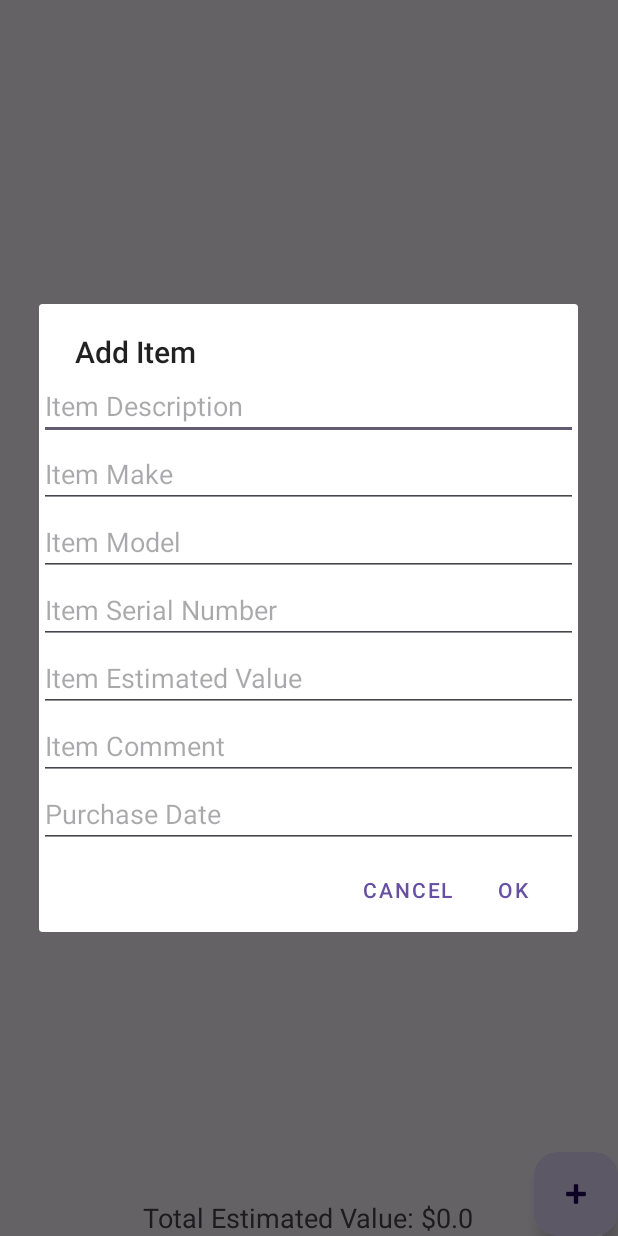
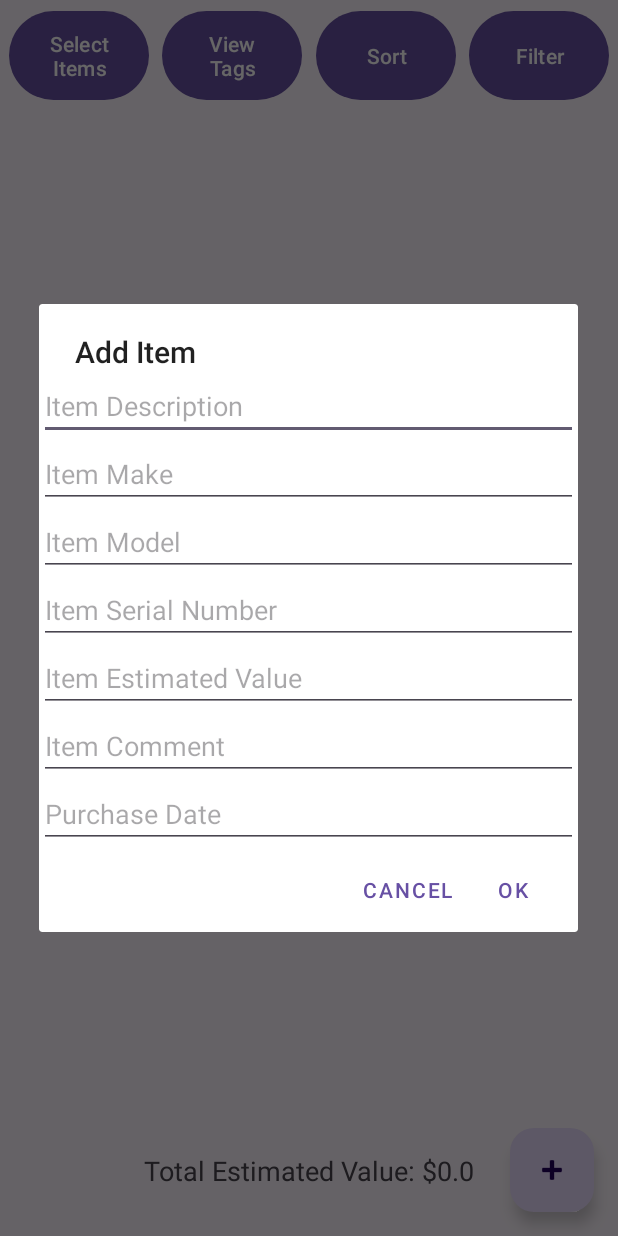
Before and after one commit to nandiniparekh/ValuVault, an Android app: the screen it shows after launch (MainActivity), after a tap on an icon or button, on a phone screen of 412 x 824 dp. Run offline under Robolectric (Android 15) with nearby library versions, the phone set to English and light mode, and no system bars; our stand-ins replace Firebase (no records; nobody signed in at launch, a user with empty details on screens opened directly).

Commit message:
Improved main activity layout

```diff
--- a/app/src/main/res/layout/activity_main.xml
+++ b/app/src/main/res/layout/activity_main.xml
@@ -1,5 +1,6 @@
 <?xml version="1.0" encoding="utf-8"?>
-<androidx.coordinatorlayout.widget.CoordinatorLayout xmlns:android="http://schemas.android.com/apk/res/android"
+<androidx.constraintlayout.widget.ConstraintLayout
+    xmlns:android="http://schemas.android.com/apk/res/android"
     xmlns:app="http://schemas.android.com/apk/res-auto"
     xmlns:tools="http://schemas.android.com/tools"
     android:layout_width="match_parent"
@@ -7,31 +8,95 @@ android:layout_height="match_parent"
     android:fitsSystemWindows="true"
     tools:context=".MainActivity">
 
-
     <ListView
         android:id="@+id/item_list"
+        android:layout_width="wrap_content"
+        android:layout_height="0dp"
+        app:layout_constraintBottom_toTopOf="@+id/bottomButtonLayout"
+        app:layout_constraintTop_toBottomOf="@+id/topButtonLayout" />
+
+    <androidx.constraintlayout.widget.ConstraintLayout
+        android:id="@+id/topButtonLayout"
         android:layout_width="match_parent"
-        android:layout_height="580dp"
-        android:layout_weight="1"></ListView>
+        android:layout_height="wrap_content"
+        app:layout_constraintTop_toTopOf="parent">
+
+        <Button
+            android:id="@+id/selectButton"
+            android:layout_width="93dp"
+            android:layout_height="67dp"
+            android:layout_margin="3dp"
+            android:text="Select Items"
+            app:layout_constraintBottom_toBottomOf="parent"
+            app:layout_constraintEnd_toStartOf="@id/tagButton"
+            app:layout_constraintStart_toStartOf="parent"
+            app:layout_constraintTop_toTopOf="parent" />
+
+        <Button
+            android:id="@+id/tagButton"
+            android:layout_width="93dp"
+            android:layout_height="67dp"
+            android:layout_margin="3dp"
+            android:text="View Tags"
+            app:layout_constraintBottom_toBottomOf="parent"
+            app:layout_constraintEnd_toStartOf="@id/sortButton"
+            app:layout_constraintStart_toEndOf="@id/selectButton"
+            app:layout_constraintTop_toTopOf="parent" />
+
+        <Button
+            android:id="@+id/sortButton"
+            android:layout_width="93dp"
+            android:layout_height="67dp"
+            android:layout_margin="3dp"
+            android:text="Sort"
+            app:layout_constraintBottom_toBottomOf="parent"
+            app:layout_constraintEnd_toStartOf="@id/filterButton"
+            app:layout_constraintStart_toEndOf="@id/tagButton"
+            app:layout_constraintTop_toTopOf="parent" />
+
+        <Button
+            android:id="@+id/filterButton"
+            android:layout_width="93dp"
+            android:layout_height="67dp"
+            android:layout_margin="3dp"
+            android:text="Filter"
+            app:layout_constraintBottom_toBottomOf="parent"
+            app:layout_constraintEnd_toEndOf="parent"
+            app:layout_constraintStart_toEndOf="@id/sortButton"
+            app:layout_constraintTop_toTopOf="parent" />
+
+    </androidx.constraintlayout.widget.ConstraintLayout>
+
+
+    <androidx.constraintlayout.widget.ConstraintLayout
+        android:id="@+id/bottomButtonLayout"
+        android:layout_width="match_parent"
+        android:layout_height="wrap_content"
+        app:layout_constraintBottom_toBottomOf="parent">
 
         <com.google.android.material.floatingactionbutton.FloatingActionButton
             android:id="@+id/add_item_b"
             android:layout_width="wrap_content"
             android:layout_height="wrap_content"
-        android:layout_gravity="bottom|end"
+            android:layout_margin="16dp"
+            android:layout_gravity="end|bottom"
             android:clickable="true"
             android:focusable="true"
+            app:srcCompat="@android:drawable/ic_input_add"
             app:layout_constraintEnd_toEndOf="parent"
-        app:layout_constraintStart_toStartOf="parent"
-        app:layout_constraintTop_toTopOf="parent"
-        app:srcCompat="@android:drawable/ic_input_add" />
+            app:layout_constraintBottom_toBottomOf="parent" />
 
         <TextView
             android:id="@+id/total_item_value"
             android:layout_width="wrap_content"
             android:layout_height="wrap_content"
-    android:layout_gravity="bottom|center_horizontal"
             android:layout_marginTop="16dp"
             android:text="Total Estimated Value: $0"
-    android:textSize="18sp" />
-</androidx.coordinatorlayout.widget.CoordinatorLayout>
+            android:textSize="18sp"
+            app:layout_constraintTop_toTopOf="parent"
+            app:layout_constraintStart_toStartOf="parent"
+            app:layout_constraintEnd_toEndOf="parent" />
+
+    </androidx.constraintlayout.widget.ConstraintLayout>
+
+</androidx.constraintlayout.widget.ConstraintLayout>
```
Lines whose indentation alone changed are shown as unchanged.
